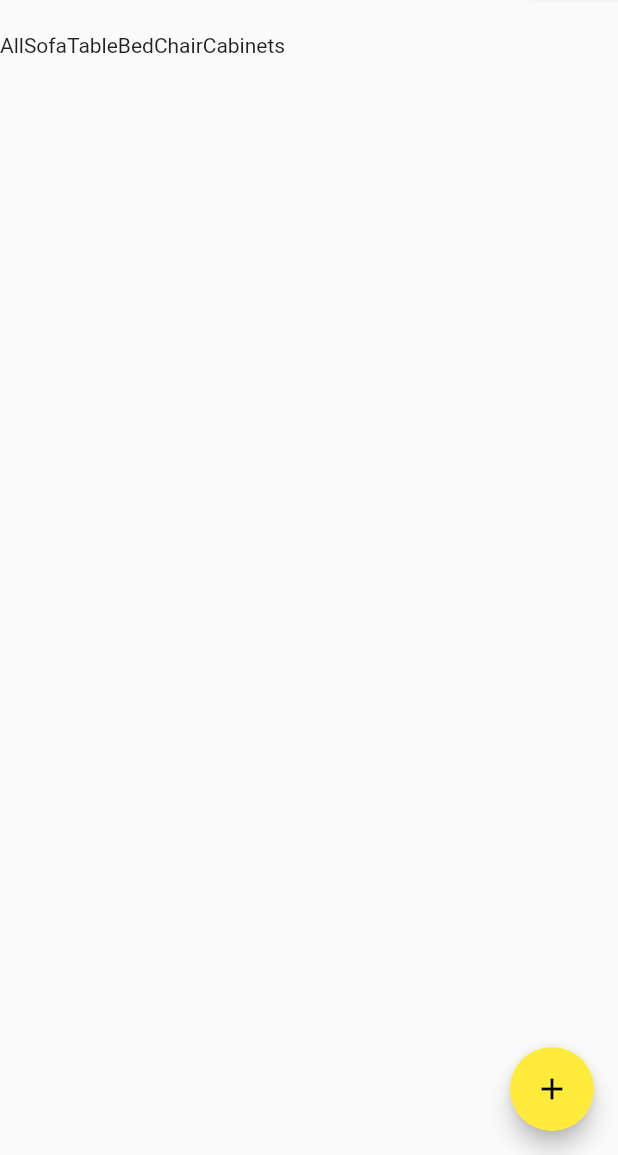
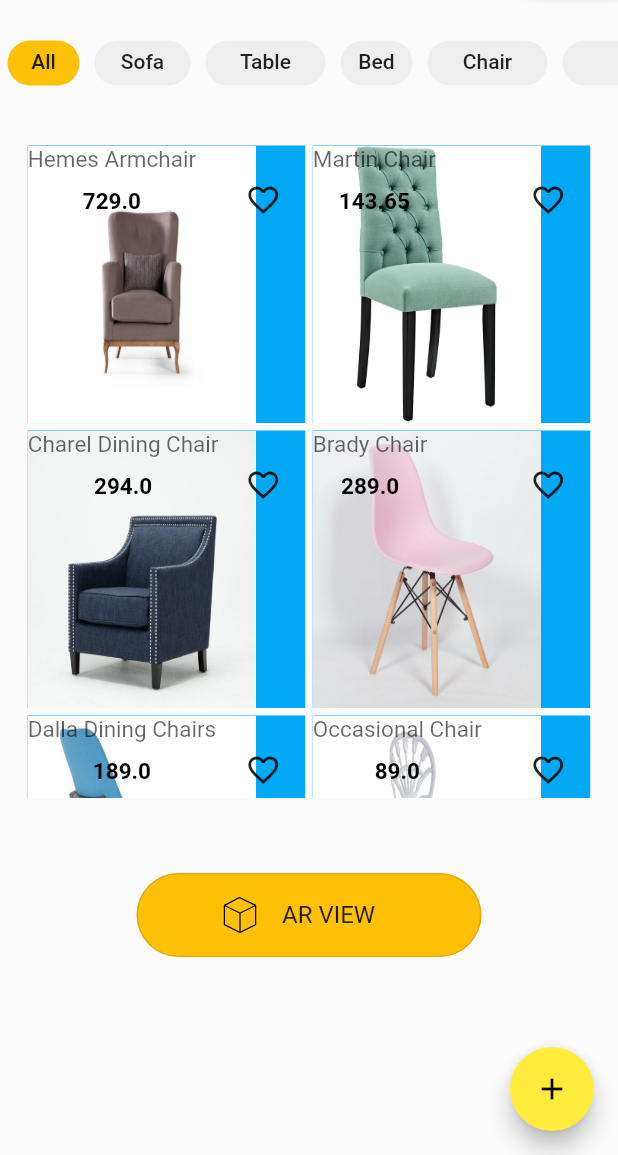
Before and after one commit to NazymBerdaliyeva/zhihaz, a Flutter app: the screen it shows after launch, on a phone screen of 412 x 824 dp, the part 81-1236 px from its top. Run offline on Flutter 3.47's test engine with Material 2 defaults, Android fonts, the phone set to English and light mode, and no system bars; our stand-ins replace flutter_svg; Roboto replaces fonts that are missing (Montserrat).

Commit message:
added views and components

```diff
--- a/lib/main.dart
+++ b/lib/main.dart
@@ -1,6 +1,9 @@
 import 'package:flutter/material.dart';
-import 'package:flutter_svg/flutter_svg.dart';
+import 'package:flutter/rendering.dart';
 import 'package:zhihaz/resources/components/app_bar_button.dart';
+import 'resources/components/furniture_category.dart';
+import 'resources/components/primary_button.dart';
+import 'views/furniture/furniture_main.dart';
 
 void main() => runApp(MyApp());
 
@@ -13,7 +16,9 @@ class MyApp extends StatelessWidget {
       theme: ThemeData(
         primarySwatch: Colors.yellow,
       ),
-      home: MyHomePage(title: 'Zhihaz',),
+      home: MyHomePage(
+        title: 'Zhihaz',
+      ),
     );
   }
 }
@@ -47,30 +52,25 @@ class _MyHomePageState extends State<MyHomePage> {
           widget.title,
           style: TextStyle(
               fontFamily: 'Noto Sans',
-               fontSize: 32,
-            fontWeight: FontWeight.w700
-          ),
+              fontSize: 32,
+              fontWeight: FontWeight.w700),
         ),
         actions: <Widget>[
           CustomAppBarButton(_counter),
         ],
       ),
 
-      body: Container(
-        margin: EdgeInsets.symmetric(vertical: 20.0),
-        height: 40,
-        child: ListView(
-          scrollDirection: Axis.horizontal,
-
-          children: <Widget>[
-            Text('All'),
-            Text('Sofa'),
-            Text('Table'),
-            Text('Bed'),
-            Text('Chair'),
-            Text('Cabinets')
-          ],
-        ),
+      body: Column(
+        children: <Widget>[
+          Container(
+            margin: EdgeInsets.symmetric(vertical: 20.0),
+            height: 40,
+            child: FurnitureCategory(),
+          ),
+          SizedBox(height: 10,),
+          FurnitureMain(),
+          PrimaryButton(),
+        ],
       ),
       floatingActionButton: FloatingActionButton(
         onPressed: _incrementCounter,
--- /dev/null
+++ b/lib/model/category.dart
@@ -0,0 +1,7 @@
+class Category {
+  int index;
+  String name;
+  bool selected = false;
+
+  Category({this.index, this.name});
+}
--- /dev/null
+++ b/lib/model/furniture.dart
@@ -0,0 +1,17 @@
+import 'package:flutter/cupertino.dart';
+
+class Furniture {
+  int id;
+  String name;
+  String image;
+  double price;
+  bool isFavorite = false;
+
+  Furniture({
+    @required this.id,
+    @required this.name,
+    @required this.image,
+    this.price,
+    this.isFavorite,
+  });
+}
--- a/lib/resources/components/app_bar_button.dart
+++ b/lib/resources/components/app_bar_button.dart
@@ -10,7 +10,11 @@ class CustomAppBarButton extends StatelessWidget {
   Widget build(BuildContext context) {
     return Stack(
       children: <Widget>[
-        Padding(
+        GestureDetector(
+          onTap: () {
+            print('clicked');
+          },
+          child: Padding(
             padding: EdgeInsets.only(top:3,left: 16),
             child: Container(
               width: 72,
@@ -29,15 +33,13 @@ class CustomAppBarButton extends StatelessWidget {
                   left: new Radius.circular(30),
                 ),
               ),
-            child: GestureDetector(
-              onTap: () {},
               child: Stack(
                 children: <Widget>[
                   Positioned(
                     top: 12,
                     left: 23,
                     child: new SvgPicture.asset(
-                      'assets/images/shopping-bag.svg',
+                      "assets/images/shopping-bag.svg",
                       width: 24,
                       height: 24,
                     ),
@@ -57,6 +59,7 @@ class CustomAppBarButton extends StatelessWidget {
                           child: new Center(
                             child: new Text(
                               counter.toString(),
+                              textAlign: TextAlign.center,
                               style: new TextStyle(
                                   color: Colors.white,
                                   fontSize: 10.0,
--- /dev/null
+++ b/lib/resources/components/columnd_data.dart
@@ -0,0 +1,42 @@
+import 'package:flutter/material.dart';
+
+class ColumnData extends StatelessWidget {
+  final String title;
+  final double price;
+
+  ColumnData(this.title, this.price);
+
+  @override
+  Widget build(BuildContext context) {
+    return Column(
+      children: <Widget>[
+        Text(
+          title,
+          textScaleFactor: 1,
+          style: TextStyle(
+            fontSize: 15,
+            fontStyle: FontStyle.normal,
+            fontWeight: FontWeight.normal,
+            color: Colors.black.withOpacity(0.6),
+          ),
+        ),
+        SizedBox(
+          height: 10,
+        ),
+        FittedBox(
+          child: Text(
+            price.toString(),
+            textScaleFactor: 1,
+            style: TextStyle(
+              fontSize: 15,
+              fontStyle: FontStyle.normal,
+              fontFamily: 'Montserrat',
+              fontWeight: FontWeight.w600,
+              color: Colors.black,
+            ),
+          ),
+        ),
+      ],
+    );
+  }
+}
--- a/lib/resources/components/furniture_category.dart
+++ b/lib/resources/components/furniture_category.dart
@@ -0,0 +1,66 @@
+import 'package:flutter/material.dart';
+import 'package:zhihaz/model/category.dart';
+
+class FurnitureCategory extends StatefulWidget {
+
+  @override
+  _FurnitureCategoryState createState() => _FurnitureCategoryState();
+}
+
+class _FurnitureCategoryState extends State<FurnitureCategory> {
+
+  List<Category> _categories = <Category>[
+    Category(index: 0, name: 'All'),
+    Category(index: 1, name: 'Sofa'),
+    Category(index: 2, name: 'Table'),
+    Category(index: 3, name: 'Bed'),
+    Category(index: 4, name: 'Chair'),
+    Category(index: 5, name: 'Cabinets')
+  ];
+
+  var selectedCategory = new Category();
+
+  @override
+  void initState() {
+    super.initState();
+    selectedCategory = _categories[0];
+  }
+
+  @override
+  Widget build(BuildContext context) {
+    return ListView.builder(
+      scrollDirection: Axis.horizontal,
+      itemCount: _categories.length,
+      itemBuilder: (_, int index) {
+        final category = _categories[index];
+        return GestureDetector(
+          onTap: () {
+            print('chose category ${category.name}');
+            setState(() {
+              selectedCategory = category;
+            });
+          },
+          child: Container(
+            width: 16 * category.name.length.toDouble(),
+            margin: new EdgeInsets.all(5.0),
+            padding: new EdgeInsets.symmetric(vertical: 6, horizontal: 10),
+            decoration: new BoxDecoration(
+              color: selectedCategory == category ? Colors.amber : Colors.grey.shade200,
+              borderRadius: BorderRadius.all(
+                new Radius.circular(15.0),
+              ),
+            ),
+            child: Text(
+              category.name,
+              textAlign: TextAlign.center,
+              style: TextStyle(
+                fontWeight: FontWeight.w500,
+                fontSize: 14,
+              ),
+            ),
+          ),
+        );
+      },
+    );
+  }
+}
--- /dev/null
+++ b/lib/resources/components/furniture_form.dart
@@ -0,0 +1,46 @@
+import 'package:flutter/material.dart';
+
+import 'columnd_data.dart';
+
+class FurnitureForm extends StatelessWidget {
+  final String name;
+  final double price;
+  final String image;
+
+  FurnitureForm({this.name, this.price, this.image});
+
+
+  @override
+  Widget build(BuildContext context) {
+    return Container(
+      color: Colors.lightBlue,
+      height: 450,
+      width: 152,
+      margin: new EdgeInsets.only(
+        left: 2.5,
+        right: 2.5,
+        top: 5
+      ),
+      child: Stack(
+        children: <Widget>[
+          Container(
+            child: Image.asset(
+              image,
+              fit: BoxFit.fill,
+              height: 450,
+              width: 152,
+            ),
+          ),
+          Positioned(
+            top: 24,
+            right: 16,
+            child: Icon(Icons.favorite_border),
+          ),
+          Positioned(
+            child: ColumnData(name, price),
+          ),
+        ],
+      ),
+    );
+  }
+}
--- /dev/null
+++ b/lib/resources/components/primary_button.dart
@@ -0,0 +1,41 @@
+import 'package:flutter/material.dart';
+import 'package:flutter_svg/svg.dart';
+
+class PrimaryButton extends StatelessWidget {
+  @override
+  Widget build(BuildContext context) {
+    return Container(
+      margin: new EdgeInsets.only(top: 50),
+      decoration: new BoxDecoration(
+        color: Colors.amber,
+        borderRadius: BorderRadius.all(
+          new Radius.circular(30.0),
+        ),
+      ),
+      width: 230,
+      child: OutlineButton(
+        onPressed: () {},
+        color: Colors.amber,
+        child: ListTile(
+          leading: Padding(
+            padding: const EdgeInsets.only(left: 25),
+            child: SvgPicture.asset(
+              "assets/images/cube.svg",
+              width: 24,
+              height: 24,
+            ),
+          ),
+          title: Align(
+            alignment: Alignment(-1.0, 0),
+            child: Text(
+              'AR VIEW',
+            ),
+          ),
+        ),
+        shape: RoundedRectangleBorder(
+          borderRadius: BorderRadius.circular(30.0),
+        ),
+      ),
+    );
+  }
+}
--- /dev/null
+++ b/lib/views/furniture/furniture_main.dart
@@ -0,0 +1,67 @@
+import 'package:flutter/material.dart';
+import 'package:zhihaz/model/furniture.dart';
+import 'package:zhihaz/resources/components/furniture_form.dart';
+
+class FurnitureMain extends StatelessWidget {
+  final List<Furniture> _furnitureList = <Furniture>[
+    Furniture(
+        id: 1,
+        name: "Hemes Armchair",
+        price: 729.00,
+        image: "assets/images/item1.jpg"),
+    Furniture(
+        id: 2,
+        name: "Martin Chair",
+        price: 143.65,
+        image: "assets/images/item2.jpg"),
+    Furniture(
+        id: 3,
+        name: "Charel Dining Chair",
+        price: 294.00,
+        image: "assets/images/item3.jpg"),
+    Furniture(
+        id: 4,
+        name: "Brady Chair",
+        price: 289.00,
+        image: "assets/images/item4.jpg"),
+    Furniture(
+        id: 5,
+        name: "Dalla Dining Chairs",
+        price: 189.00,
+        image: "assets/images/item5.jpg"),
+    Furniture(
+        id: 6,
+        name: "Occasional Chair",
+        price: 89.00,
+        image: "assets/images/item6.jpg"),
+    Furniture(
+        id: 7,
+        name: "Markus Office Chaor ",
+        price: 126.04,
+        image: "assets/images/item7.jpg"),
+  ];
+
+  @override
+  Widget build(BuildContext context) {
+    return Container(
+      height: 440,
+      margin: new EdgeInsets.only(
+          left: 16,
+          right: 16,
+      ),
+      child: GridView.builder(
+        gridDelegate:
+            SliverGridDelegateWithFixedCrossAxisCount(crossAxisCount: 2),
+        itemCount: _furnitureList.length,
+        itemBuilder: (_, index) {
+          final furniture = _furnitureList[index];
+          return new FurnitureForm(
+            name: furniture.name,
+            image: furniture.image,
+            price: furniture.price,
+          );
+        },
+      ),
+    );
+  }
+}
--- a/pubspec.yaml
+++ b/pubspec.yaml
@@ -21,7 +21,8 @@ dependencies:
     sdk: flutter
 
   cupertino_icons: ^0.1.2
-  flutter_svg:
+  flutter_svg: ^0.18.0
+
 dev_dependencies:
   flutter_test:
     sdk: flutter
```
Also changed, not shown: assets/images/cube.svg (added), assets/images/item1.jpg (added), assets/images/item2.jpg (added), assets/images/item3.jpg (added), assets/images/item4.jpg (added), assets/images/item5.jpg (added), assets/images/item6.jpg (added), assets/images/item7.jpg (added), lib/views/cdsc.dart (added), pubspec.lock, 3 other files. Lines whose indentation alone changed are shown as unchanged.
